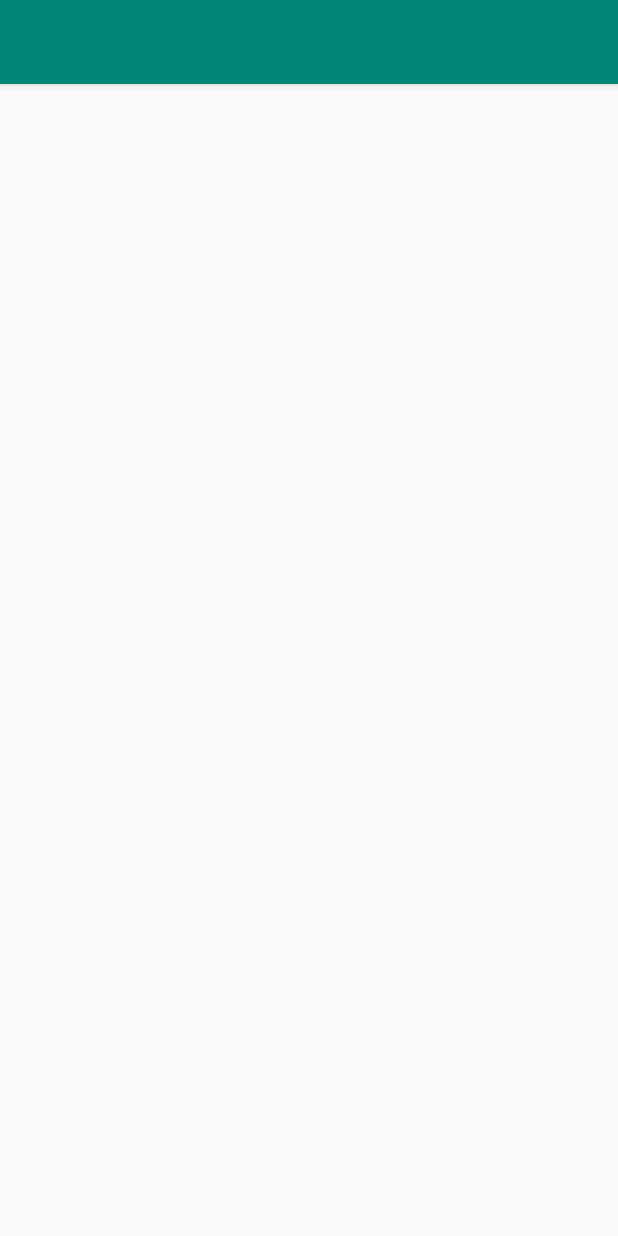
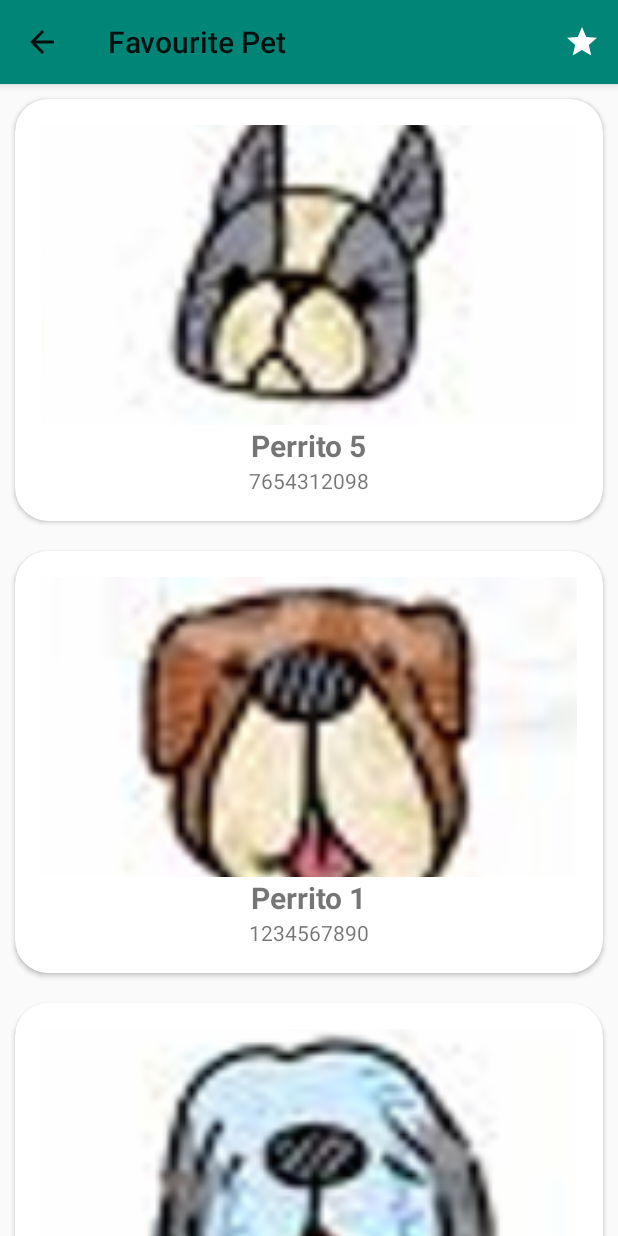
Before and after one commit to lopfranco/Favourite-Pet, an Android app: the ContactoFavorito screen opened directly, with no data from a screen before it, on a phone screen of 412 x 824 dp. Run offline under Robolectric (Android 15) with nearby library versions, the phone set to English and light mode, and no system bars.

Commit message:
Codigo ContactosFavoritos

```diff
--- a/app/src/main/java/com/diden/favouritepet/ContactoFavorito.java
+++ b/app/src/main/java/com/diden/favouritepet/ContactoFavorito.java
@@ -2,12 +2,62 @@ package com.diden.favouritepet;
 
 import android.support.v7.app.AppCompatActivity;
 import android.os.Bundle;
+import android.support.v7.widget.LinearLayoutManager;
+import android.support.v7.widget.RecyclerView;
+import android.support.v7.widget.Toolbar;
+import android.view.Menu;
+import android.view.MenuInflater;
+
+import java.util.ArrayList;
 
 public class ContactoFavorito extends AppCompatActivity {
+
+    RecyclerView rvFavoritos;
+    ArrayList<Contacto> contactosFav;
 
     @Override
     protected void onCreate(Bundle savedInstanceState) {
         super.onCreate(savedInstanceState);
         setContentView(R.layout.activity_contacto_favorito);
+
+        Toolbar miActionBar = (Toolbar) findViewById(R.id.miActionBar);
+        setSupportActionBar(miActionBar);
+        getSupportActionBar().setDisplayHomeAsUpEnabled(true);
+        //getSupportActionBar().setLogo(R.drawable.ic_pets);
+
+        rvFavoritos = (RecyclerView) findViewById(R.id.rvFavoritos);
+
+        LinearLayoutManager llmf = new LinearLayoutManager(this);
+        llmf.setOrientation(LinearLayoutManager.VERTICAL);
+
+        rvFavoritos.setLayoutManager(llmf);
+
+
+        inicioListado();
+        inicializarAdaptador();
+    }
+
+    public void inicioListado(){
+        contactosFav = new ArrayList<Contacto>();
+
+        contactosFav.add(new Contacto(R.drawable.mascota5,"Perrito 5","7654312098","perrito5@email.com"));
+        contactosFav.add(new Contacto(R.drawable.mascota1,"Perrito 1","1234567890","perrito1@email.com"));
+        contactosFav.add(new Contacto(R.drawable.mascota3,"Perrito 3","6789054321","perrito3@email.com"));
+        contactosFav.add(new Contacto(R.drawable.mascota6,"Perrito 6","7890654312","perrito6@email.com"));
+        contactosFav.add(new Contacto(R.drawable.mascota4,"Perrito 4","0987612345","perrito4@email.com"));
+        contactosFav.add(new Contacto(R.drawable.mascota2,"Perrito 2","0987654321","perrito2@email.com"));
+
+    }
+
+    public void inicializarAdaptador(){
+        ContactoAdaptador adaptador = new ContactoAdaptador(contactosFav, this);
+        rvFavoritos.setAdapter(adaptador);
+    }
+
+    @Override
+    public boolean onCreateOptionsMenu(Menu menu) {
+        MenuInflater inflater = getMenuInflater();
+        inflater.inflate(R.menu.menu,menu);
+        return super.onCreateOptionsMenu(menu);
     }
 }
--- a/app/src/main/res/layout/activity_contacto_favorito.xml
+++ b/app/src/main/res/layout/activity_contacto_favorito.xml
@@ -1,5 +1,6 @@
 <?xml version="1.0" encoding="utf-8"?>
-<android.support.constraint.ConstraintLayout xmlns:android="http://schemas.android.com/apk/res/android"
+<RelativeLayout
+    xmlns:android="http://schemas.android.com/apk/res/android"
     xmlns:app="http://schemas.android.com/apk/res-auto"
     xmlns:tools="http://schemas.android.com/tools"
     android:layout_width="match_parent"
@@ -11,6 +12,10 @@
         layout="@layout/actionbar">
     </include>
 
+    <android.support.v7.widget.RecyclerView
+        android:id="@+id/rvFavoritos"
+        android:layout_below="@id/miActionBar"
+        android:layout_width="match_parent"
+        android:layout_height="match_parent"/>
 
-
-</android.support.constraint.ConstraintLayout>
+</RelativeLayout>
```
Also changed, not shown: app/src/main/AndroidManifest.xml (+9 -1 lines), app/src/main/java/com/diden/favouritepet/MainActivity.java (+19 -0 lines).
